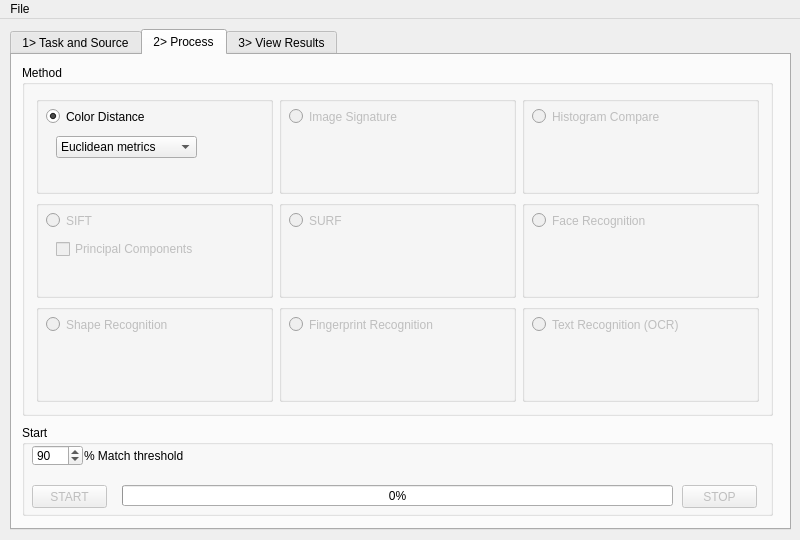
Old version of the form qtui/ImgMatchUI.ui in the repository akirov/ImgMatch.
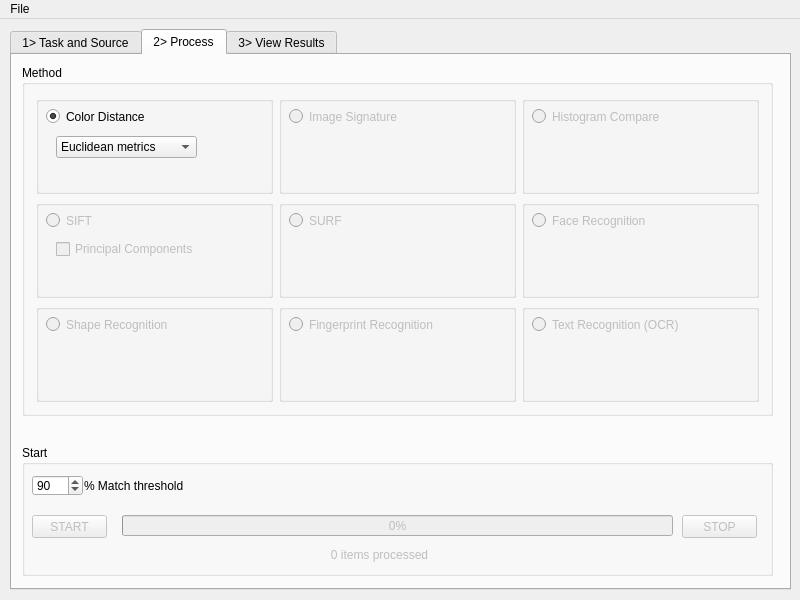
New version of the form. The open tabs and pages were chosen to show the change.

Commit message: Display current number of processed items below the progress bar.

Patch:
```diff
--- a/qtui/ImgMatchUI.ui
+++ b/qtui/ImgMatchUI.ui
@@ -7,19 +7,19 @@
     <x>0</x>
     <y>0</y>
     <width>800</width>
-    <height>540</height>
+    <height>600</height>
    </rect>
   </property>
   <property name="minimumSize">
    <size>
     <width>800</width>
-    <height>540</height>
+    <height>600</height>
    </size>
   </property>
   <property name="maximumSize">
    <size>
     <width>800</width>
-    <height>540</height>
+    <height>600</height>
    </size>
   </property>
   <property name="windowTitle">
@@ -32,7 +32,7 @@
       <x>10</x>
       <y>10</y>
       <width>781</width>
-      <height>501</height>
+      <height>561</height>
      </rect>
     </property>
     <property name="currentIndex">
@@ -607,9 +607,9 @@
       <property name="geometry">
        <rect>
         <x>10</x>
-        <y>370</y>
+        <y>390</y>
         <width>751</width>
-        <height>91</height>
+        <height>131</height>
        </rect>
       </property>
       <property name="title">
@@ -622,7 +622,7 @@
        <property name="geometry">
         <rect>
          <x>10</x>
-         <y>60</y>
+         <y>70</y>
          <width>75</width>
          <height>23</height>
         </rect>
@@ -632,10 +632,13 @@
        </property>
       </widget>
       <widget class="QProgressBar" name="progressBar">
+       <property name="enabled">
+        <bool>false</bool>
+       </property>
        <property name="geometry">
         <rect>
          <x>100</x>
-         <y>60</y>
+         <y>70</y>
          <width>551</width>
          <height>21</height>
         </rect>
@@ -651,7 +654,7 @@
        <property name="geometry">
         <rect>
          <x>660</x>
-         <y>60</y>
+         <y>70</y>
          <width>75</width>
          <height>23</height>
         </rect>
@@ -664,7 +667,7 @@
        <property name="geometry">
         <rect>
          <x>10</x>
-         <y>20</y>
+         <y>30</y>
          <width>51</width>
          <height>21</height>
         </rect>
@@ -680,7 +683,7 @@
        <property name="geometry">
         <rect>
          <x>62</x>
-         <y>20</y>
+         <y>30</y>
          <width>111</width>
          <height>21</height>
         </rect>
@@ -689,6 +692,25 @@
         <string>% Match threshold</string>
        </property>
       </widget>
+      <widget class="QLabel" name="lbItemsProc">
+       <property name="enabled">
+        <bool>false</bool>
+       </property>
+       <property name="geometry">
+        <rect>
+         <x>242</x>
+         <y>100</y>
+         <width>231</width>
+         <height>20</height>
+        </rect>
+       </property>
+       <property name="text">
+        <string>0 items processed</string>
+       </property>
+       <property name="alignment">
+        <set>Qt::AlignCenter</set>
+       </property>
+      </widget>
      </widget>
     </widget>
     <widget class="QWidget" name="tabView">
```
Left out of the diff: 50 changed lines with no effect on the pictures. The commit also changes 2 other files.
